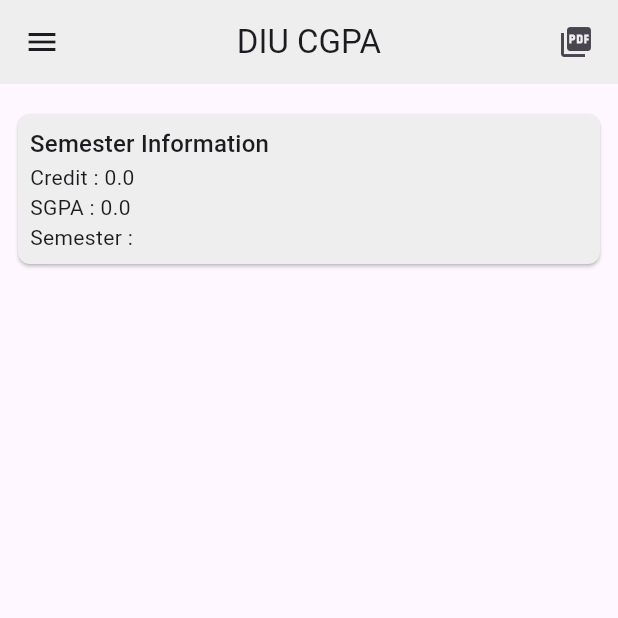
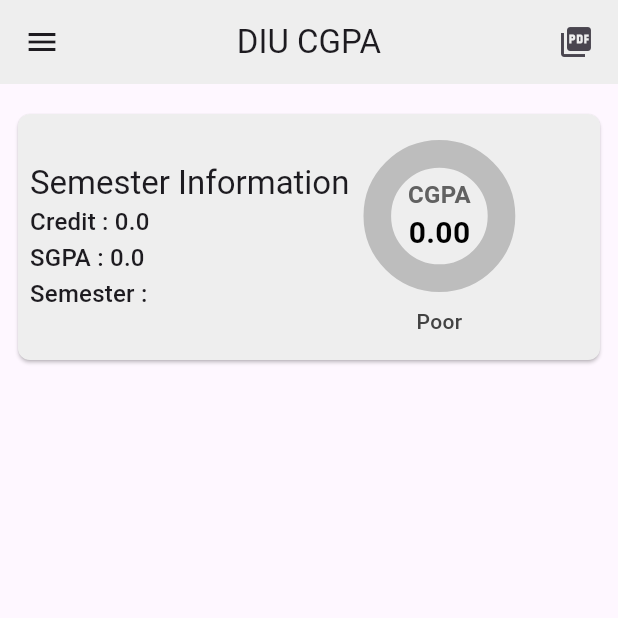
Before and after one commit to mdbappy21/cgpa, a Flutter app: the SemesterResultDetailsScreen screen opened directly with empty values, on a phone screen of 412 x 824 dp, the top half of it. Run offline on Flutter 3.47's test engine with Material 3 defaults, Android fonts, the phone set to English and light mode, and no system bars; our stand-ins replace dropdown_button2, fl_chart, flutter_svg, get, logger, shared_preferences; accounts and stored records are empty.

Commit message:
update card color and add cgpa indicator

```diff
--- a/lib/presentation/ui/screens/semester_result_details_screen.dart
+++ b/lib/presentation/ui/screens/semester_result_details_screen.dart
@@ -1,6 +1,7 @@
 import 'package:cgpa/data/model/course_model.dart';
 import 'package:cgpa/data/model/semester.dart';
 import 'package:cgpa/presentation/ui/widgets/app_drawer.dart';
+import 'package:cgpa/presentation/ui/widgets/cgpa_indicator.dart';
 import 'package:flutter/material.dart';
 import 'package:get/get.dart';
 
@@ -17,7 +18,7 @@ class _SemesterResultDetailsScreenState extends State<SemesterResultDetailsScree
   @override
   void initState() {
     super.initState();
-    semester = Get.arguments as Semesters; // ✅ cast properly
+    semester = Get.arguments as Semesters;
   }
   @override
   Widget build(BuildContext context) {
@@ -54,7 +55,7 @@ class _SemesterResultDetailsScreenState extends State<SemesterResultDetailsScree
 
   Widget _buildCourseResultCard(BuildContext context, Courses course) {
     return Card(
-      color: Colors.grey.shade300,
+      color: colorPicker(course),
       child: Padding(
         padding: const EdgeInsets.all(16),
         child: Row(
@@ -79,6 +80,32 @@ class _SemesterResultDetailsScreenState extends State<SemesterResultDetailsScree
       ],
     );
   }
+  Color colorPicker(Courses course){
+    if(course.cgpa==4){
+      return Colors.green;
+    }else if(course.cgpa==3.75){
+      return Colors.lightGreen;
+    }else if(course.cgpa==3.5){
+      return Colors.lime;
+    }else if(course.cgpa==3.25){
+      return Colors.yellow;
+    }else if(course.cgpa==3){
+      return Colors.amber;
+    }else if(course.cgpa==2.75){
+      return Colors.orange;
+    }else if(course.cgpa==2.5){
+      return Colors.deepOrange.shade500;
+    }else if(course.cgpa==2.25){
+      return Colors.deepOrange.shade700;
+    }else if(course.cgpa==2){
+      return Colors.red;
+    }
+    else{
+      return Colors.grey.shade300;
+      // return Colors.red;
+    }
+
+  }
 
   Widget _buildCreditContainer(double? credit) {
     return Container(
@@ -86,7 +113,7 @@ class _SemesterResultDetailsScreenState extends State<SemesterResultDetailsScree
       height: 32,
       decoration: BoxDecoration(
         borderRadius: BorderRadius.circular(16),
-        color: Colors.orange,
+        color: Colors.white,
       ),
       child: Center(child: Text("$credit", textAlign: TextAlign.center)),
     );
@@ -100,16 +127,26 @@ class _SemesterResultDetailsScreenState extends State<SemesterResultDetailsScree
         shape: RoundedRectangleBorder(borderRadius: BorderRadius.circular(8)),
         child: Padding(
           padding: const EdgeInsets.all(8.0),
-          child: Column(
-            crossAxisAlignment: CrossAxisAlignment.start,
+          child: Row(
             children: [
-              Text(
-                "Semester Information",
-                style: Theme.of(context).textTheme.titleMedium,
+              Column(
+                crossAxisAlignment: CrossAxisAlignment.start,
+                children: [
+                  Text(
+                    "Semester Information",
+                    style: Theme.of(context).textTheme.titleLarge,
+                  ),
+                  Text("Credit : ${semester.semesterCredits}",
+                      style: Theme.of(context).textTheme.titleMedium),
+                  Text("SGPA : ${semester.semesterCGPA}",
+                      style: Theme.of(context).textTheme.titleMedium),
+                  Text("Semester : ${semester.semester}",
+                      style: Theme.of(context).textTheme.titleMedium),
+                ],
               ),
-              Text("Credit : ${semester.semesterCredits}"),
-              Text("SGPA : ${semester.semesterCGPA}"),
-              Text("Semester : ${semester.semester}"),
+              CgpaIndicator(
+                cgpa:semester.semesterCGPA!,
+              ),
             ],
           ),
         ),
```
Also changed, not shown: lib/presentation/ui/screens/one_semester_result_screen.dart (+16 -16 lines).
